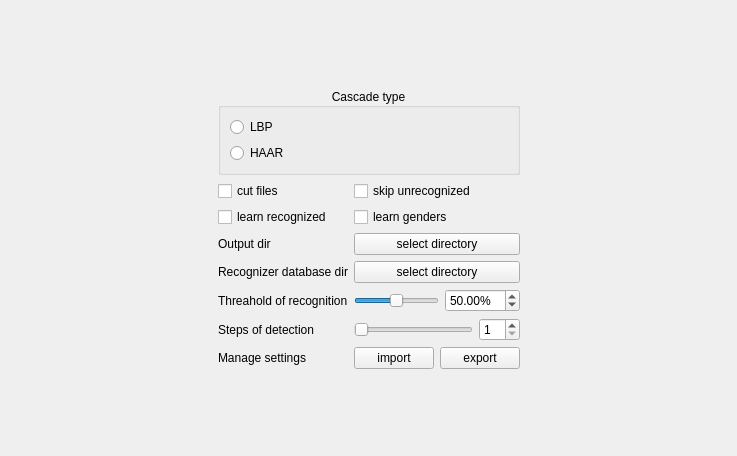
First picture: the form in src/Facecope/widgets/uis/FSettingsWidget.ui, repository ZulusK/courseWork_1, before the edit.
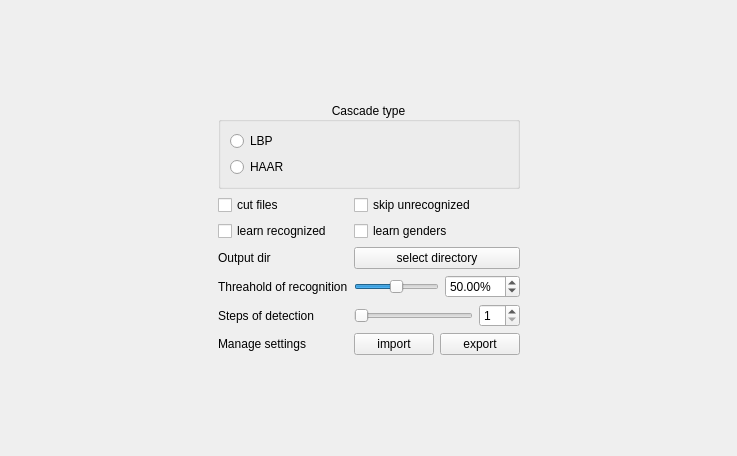
Second picture: the form after the edit.

Commit message: settings & database

```diff
--- a/src/Facecope/widgets/uis/FSettingsWidget.ui
+++ b/src/Facecope/widgets/uis/FSettingsWidget.ui
@@ -113,27 +113,13 @@
         </widget>
        </item>
        <item row="6" column="0">
-        <widget class="QLabel" name="label_4">
-         <property name="text">
-          <string>Recognizer database dir</string>
-         </property>
-        </widget>
-       </item>
-       <item row="6" column="1">
-        <widget class="QPushButton" name="selectDatabase_B">
-         <property name="text">
-          <string>select directory</string>
-         </property>
-        </widget>
-       </item>
-       <item row="7" column="0">
         <widget class="QLabel" name="label_5">
          <property name="text">
           <string>Threahold of recognition</string>
          </property>
         </widget>
        </item>
-       <item row="7" column="1">
+       <item row="6" column="1">
         <layout class="QHBoxLayout" name="horizontalLayout">
          <item>
           <widget class="QSlider" name="threahold_SL">
@@ -169,14 +155,14 @@
          </item>
         </layout>
        </item>
-       <item row="8" column="0">
+       <item row="7" column="0">
         <widget class="QLabel" name="label_7">
          <property name="text">
           <string>Steps of detection</string>
          </property>
         </widget>
        </item>
-       <item row="8" column="1">
+       <item row="7" column="1">
         <layout class="QHBoxLayout" name="horizontalLayout_4">
          <item>
           <widget class="QSlider" name="steps_SL">
@@ -203,14 +189,14 @@
          </item>
         </layout>
        </item>
-       <item row="9" column="0">
+       <item row="8" column="0">
         <widget class="QLabel" name="label_6">
          <property name="text">
           <string>Manage settings</string>
          </property>
         </widget>
        </item>
-       <item row="9" column="1">
+       <item row="8" column="1">
         <layout class="QHBoxLayout" name="horizontalLayout_2">
          <item>
           <widget class="QPushButton" name="import_B">
```
The commit also changes 23 other files.
